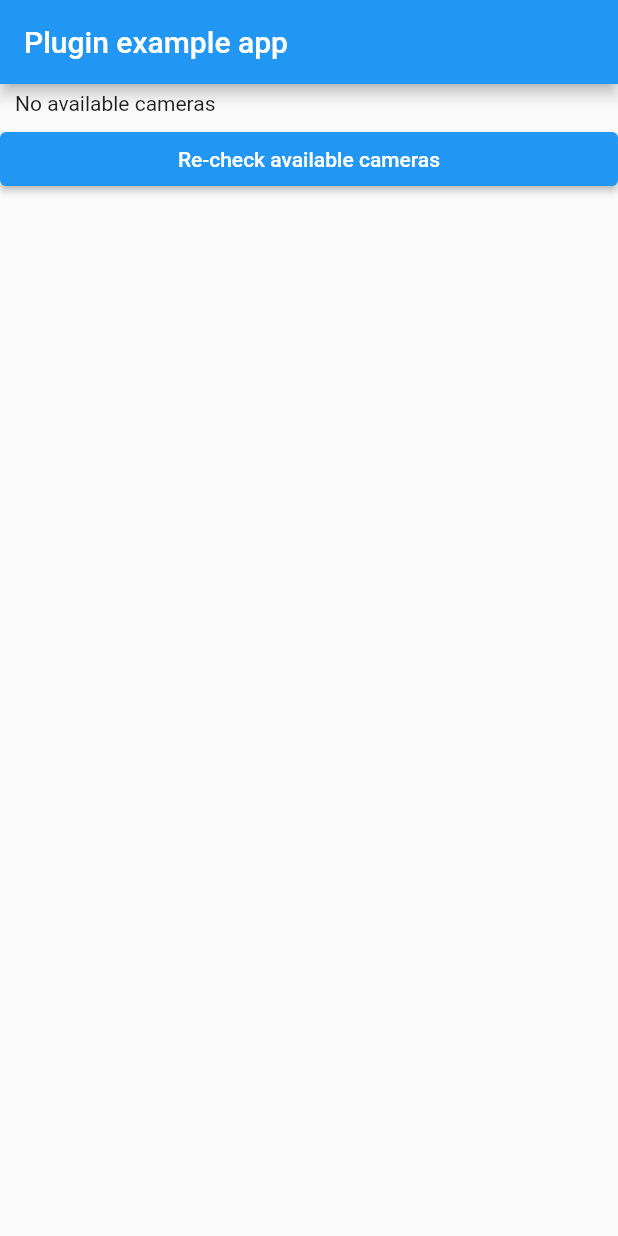
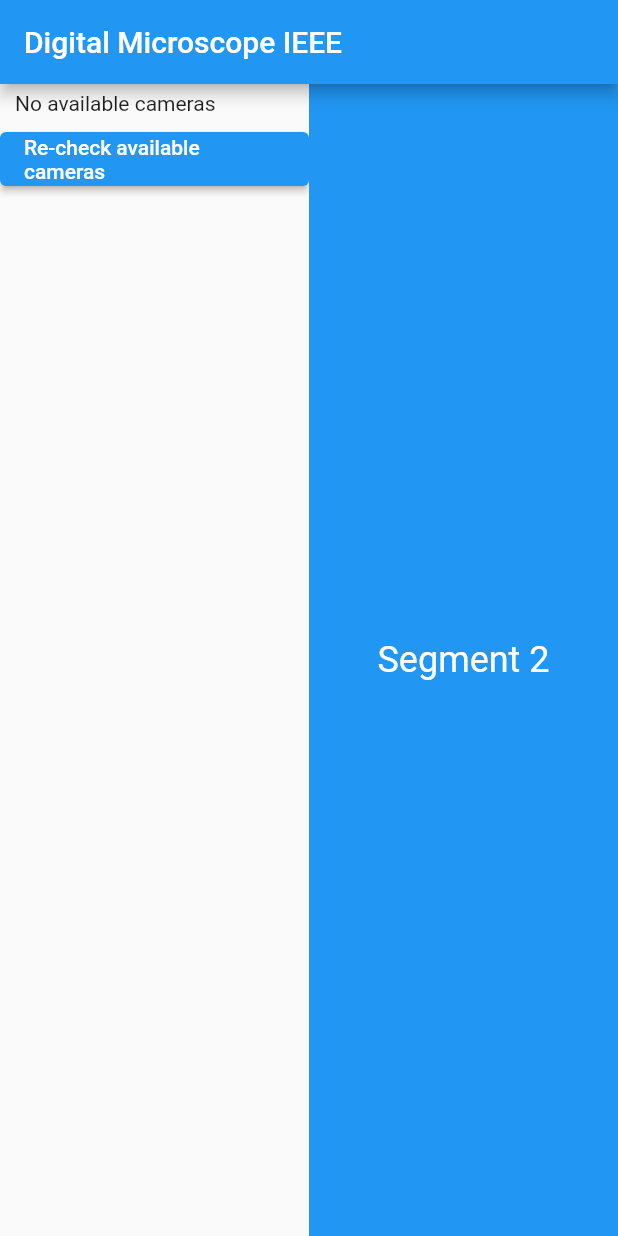
Before and after one commit to JohnLkt/DigiMicFlutterApp, a Flutter app: the screen it shows after launch, on a phone screen of 412 x 824 dp. Run offline on Flutter 3.47's test engine with Material 2 defaults, Android fonts, the light colour scheme and no system bars; missing offline and left inert: camera_platform_interface.

Commit message:
feat:split camera and control panel

```diff
--- a/lib/camera.dart
+++ b/lib/camera.dart
@@ -4,8 +4,6 @@ import 'dart:async';
 import 'package:camera_platform_interface/camera_platform_interface.dart';
 import 'package:flutter/material.dart';
 import 'package:flutter/services.dart';
-
-import 'controls.dart';
 
 class CameraWindow extends StatefulWidget {
   const CameraWindow({super.key});
@@ -327,13 +325,7 @@ class _CameraWindowState extends State<CameraWindow> {
       );
     }).toList();
 
-    return MaterialApp(
-      scaffoldMessengerKey: _scaffoldMessengerKey,
-      home: Scaffold(
-        appBar: AppBar(
-          title: const Text('Plugin example app'),
-        ),
-        body: ListView(
+    return ListView(
           children: <Widget>[
             Padding(
               padding: const EdgeInsets.symmetric(
@@ -351,8 +343,11 @@ class _CameraWindowState extends State<CameraWindow> {
               Column(
                 crossAxisAlignment: CrossAxisAlignment.end,
                 children: <Widget>[
-                  Row(
-                    mainAxisAlignment: MainAxisAlignment.start,
+                  Align(
+                    alignment: Alignment.topCenter,
+                    child: Wrap(
+                      crossAxisAlignment: WrapCrossAlignment.start,
+                      spacing: 25.00,
                       children: <Widget>[
                         DropdownButton<ResolutionPreset>(
                           value: _resolutionPreset,
@@ -363,13 +358,28 @@ class _CameraWindowState extends State<CameraWindow> {
                           },
                           items: resolutionItems,
                         ),
-                      const SizedBox(width: 20),
+                        SizedBox(
+                          width: 100,
+                          height: 48,
+                          child: Row(
+                            children: [
                               const Text('Audio:'),
                               Switch(
                                 value: _recordAudio,
                                 onChanged: (bool state) => _onAudioChange(state),
                               ),
-                      const SizedBox(width: 20),
+                            ],
+                          ),
+                        )
+                      ],
+                    ),
+                  ),
+                  Align(
+                    alignment: Alignment.topCenter,
+                    child: Wrap(
+                      crossAxisAlignment: WrapCrossAlignment.start,
+                      spacing: 5.00,
+                      children: <Widget>[
                         ElevatedButton(
                           onPressed: _initialized
                               ? _disposeCurrentCamera
@@ -377,19 +387,16 @@ class _CameraWindowState extends State<CameraWindow> {
                           child: Text(
                               _initialized ? 'Dispose camera' : 'Create camera'),
                         ),
-                      const SizedBox(width: 5),
                         ElevatedButton(
                           onPressed: _initialized ? _takePicture : null,
                           child: const Text('Take picture'),
                         ),
-                      const SizedBox(width: 5),
                         ElevatedButton(
                           onPressed: _initialized ? _togglePreview : null,
                           child: Text(
                             _previewPaused ? 'Resume preview' : 'Pause preview',
                           ),
                         ),
-                      const SizedBox(width: 5),
                         ElevatedButton(
                           onPressed: _initialized ? _toggleRecord : null,
                           child: Text(
@@ -398,7 +405,6 @@ class _CameraWindowState extends State<CameraWindow> {
                                 : 'Record Video',
                           ),
                         ),
-                      const SizedBox(width: 5),
                         ElevatedButton(
                           onPressed:
                               (_initialized && !_recording && !_recordingTimed)
@@ -409,7 +415,6 @@ class _CameraWindowState extends State<CameraWindow> {
                           ),
                         ),
                         if (_cameras.length > 1) ...<Widget>[
-                        const SizedBox(width: 5),
                           ElevatedButton(
                             onPressed: _switchCamera,
                             child: const Text(
@@ -419,140 +424,141 @@ class _CameraWindowState extends State<CameraWindow> {
                         ]
                       ],
                     ),
-                  Column(
-                    children: <Widget>[
-                      Row(
-                        mainAxisAlignment: MainAxisAlignment.end,
-                        children: <Widget>[
-                          Container(
-                            margin: const EdgeInsets.symmetric(horizontal: 10),
-                            child: IconButton(
-                              icon: const Icon(Icons.arrow_left),
-                              onPressed: _takePicture,
                   ),
-                          ),
-                          Expanded(
-                            child: Container(
-                              margin:
-                                  const EdgeInsets.symmetric(horizontal: 10),
-                              child: TextField(
-                                decoration: InputDecoration(
-                                  border: OutlineInputBorder(),
-                                  labelText: 'Y axis',
-                                ),
-                              ),
-                            ),
-                          ),
-                          Container(
-                            margin: const EdgeInsets.symmetric(horizontal: 10),
-                            child: IconButton(
-                              icon: const Icon(Icons.arrow_right),
-                              onPressed: _takePicture,
-                            ),
-                          ),
-                        ],
-                      ),
-                      SizedBox(height: 10),
-                      Row(
-                        mainAxisAlignment: MainAxisAlignment
-                            .end, // Aligns content to the right
-                        children: <Widget>[
-                          Container(
-                            margin: const EdgeInsets.symmetric(horizontal: 10),
-                            child: IconButton(
-                              icon: const Icon(Icons.arrow_left),
-                              onPressed: _takePicture,
-                            ),
-                          ),
-                          Expanded(
-                            child: Container(
-                              margin:
-                                  const EdgeInsets.symmetric(horizontal: 10),
-                              child: TextField(
-                                decoration: InputDecoration(
-                                  border: OutlineInputBorder(),
-                                  labelText: 'X axis',
-                                ),
-                              ),
-                            ),
-                          ),
-                          Container(
-                            margin: const EdgeInsets.symmetric(horizontal: 10),
-                            child: IconButton(
-                              icon: const Icon(Icons.arrow_right),
-                              onPressed: _takePicture,
-                            ),
-                          ),
-                        ],
-                      ),
-                      SizedBox(height: 10),
-                      Row(
-                        mainAxisAlignment: MainAxisAlignment
-                            .end, // Aligns content to the right
-                        children: <Widget>[
-                          Container(
-                            margin: const EdgeInsets.symmetric(horizontal: 10),
-                            child: IconButton(
-                              icon: const Icon(Icons.arrow_left),
-                              onPressed: _takePicture,
-                            ),
-                          ),
-                          Expanded(
-                            child: Container(
-                              margin:
-                                  const EdgeInsets.symmetric(horizontal: 10),
-                              child: TextField(
-                                decoration: InputDecoration(
-                                  border: OutlineInputBorder(),
-                                  labelText: 'Z axis',
-                                ),
-                              ),
-                            ),
-                          ),
-                          Container(
-                            margin: const EdgeInsets.symmetric(horizontal: 10),
-                            child: IconButton(
-                              icon: const Icon(Icons.arrow_right),
-                              onPressed: _takePicture,
-                            ),
-                          ),
-                        ],
-                      ),
-                      SizedBox(height: 10),
-                      Row(
-                        mainAxisAlignment: MainAxisAlignment
-                            .end, // Aligns content to the right
-                        children: <Widget>[
-                          Container(
-                            margin: const EdgeInsets.symmetric(horizontal: 10),
-                            child: IconButton(
-                              icon: const Icon(Icons.arrow_left),
-                              onPressed: _takePicture,
-                            ),
-                          ),
-                          Expanded(
-                            child: Container(
-                              margin:
-                                  const EdgeInsets.symmetric(horizontal: 10),
-                              child: TextField(
-                                decoration: InputDecoration(
-                                  border: OutlineInputBorder(),
-                                  labelText: 'Brightness',
-                                ),
-                              ),
-                            ),
-                          ),
-                          Container(
-                            margin: const EdgeInsets.symmetric(horizontal: 10),
-                            child: IconButton(
-                              icon: const Icon(Icons.arrow_right),
-                              onPressed: _takePicture,
-                            ),
-                          ),
-                        ],
-                      ),
-                    ],
-                  ),
+// Column(
+//   children: <Widget>[
+//     Row(
+//       mainAxisAlignment: MainAxisAlignment.end,
+//       children: <Widget>[
+//         Container(
+//           margin: const EdgeInsets.symmetric(horizontal: 10),
+//           child: IconButton(
+//             icon: const Icon(Icons.arrow_left),
+//             onPressed: _takePicture,
+//           ),
+//         ),
+//         Expanded(
+//           child: Container(
+//             margin:
+//                 const EdgeInsets.symmetric(horizontal: 10),
+//             child: TextField(
+//               decoration: InputDecoration(
+//                 border: OutlineInputBorder(),
+//                 labelText: 'Y axis',
+//               ),
+//             ),
+//           ),
+//         ),
+//         Container(
+//           margin: const EdgeInsets.symmetric(horizontal: 10),
+//           child: IconButton(
+//             icon: const Icon(Icons.arrow_right),
+//             onPressed: _takePicture,
+//           ),
+//         ),
+//       ],
+//     ),
+//     SizedBox(height: 10),
+//     Row(
+//       mainAxisAlignment: MainAxisAlignment
+//           .end, // Aligns content to the right
+//       children: <Widget>[
+//         Container(
+//           margin: const EdgeInsets.symmetric(horizontal: 10),
+//           child: IconButton(
+//             icon: const Icon(Icons.arrow_left),
+//             onPressed: _takePicture,
+//           ),
+//         ),
+//         Expanded(
+//           child: Container(
+//             margin:
+//                 const EdgeInsets.symmetric(horizontal: 10),
+//             child: TextField(
+//               decoration: InputDecoration(
+//                 border: OutlineInputBorder(),
+//                 labelText: 'X axis',
+//               ),
+//             ),
+//           ),
+//         ),
+//         Container(
+//           margin: const EdgeInsets.symmetric(horizontal: 10),
+//           child: IconButton(
+//             icon: const Icon(Icons.arrow_right),
+//             onPressed: _takePicture,
+//           ),
+//         ),
+//       ],
+//     ),
+//     SizedBox(height: 10),
+//     Row(
+//       mainAxisAlignment: MainAxisAlignment
+//           .end, // Aligns content to the right
+//       children: <Widget>[
+//         Container(
+//           margin: const EdgeInsets.symmetric(horizontal: 10),
+//           child: IconButton(
+//             icon: const Icon(Icons.arrow_left),
+//             onPressed: _takePicture,
+//           ),
+//         ),
+//         Expanded(
+//           child: Container(
+//             margin:
+//                 const EdgeInsets.symmetric(horizontal: 10),
+//             child: TextField(
+//               decoration: InputDecoration(
+//                 border: OutlineInputBorder(),
+//                 labelText: 'Z axis',
+//               ),
+//             ),
+//           ),
+//         ),
+//         Container(
+//           margin: const EdgeInsets.symmetric(horizontal: 10),
+//           child: IconButton(
+//             icon: const Icon(Icons.arrow_right),
+//             onPressed: _takePicture,
+//           ),
+//         ),
+//       ],
+//     ),
+//     SizedBox(height: 10),
+//     Row(
+//       mainAxisAlignment: MainAxisAlignment
+//           .end, // Aligns content to the right
+//       children: <Widget>[
+//         Container(
+//           margin: const EdgeInsets.symmetric(horizontal: 10),
+//           child: IconButton(
+//             icon: const Icon(Icons.arrow_left),
+//             onPressed: _takePicture,
+//           ),
+//         ),
+//         Expanded(
+//           child: Container(
+//             margin:
+//                 const EdgeInsets.symmetric(horizontal: 10),
+//             child: TextField(
+//               decoration: InputDecoration(
+//                 border: OutlineInputBorder(),
+//                 labelText: 'Brightness',
+//               ),
+//             ),
+//           ),
+//         ),
+//         Container(
+//           margin: const EdgeInsets.symmetric(horizontal: 10),
+//           child: IconButton(
+//             icon: const Icon(Icons.arrow_right),
+//             onPressed: _takePicture,
+//           ),
+//         ),
+//       ],
+//     ),
+//   ],
+// ),
                   if (_initialized && _cameraId > 0 && _previewSize != null)
                     Row(
                       children: [
@@ -580,8 +586,6 @@ class _CameraWindowState extends State<CameraWindow> {
                 ],
               ),
           ],
-        ),
-      ),
         );
   }
 }
--- a/lib/controls.dart
+++ b/lib/controls.dart
@@ -9,21 +9,12 @@ class ControlPanel extends StatelessWidget {
 
   @override
   Widget build(BuildContext context) {
-    return Scaffold(
-      body: SafeArea(
-
-        child: Container(
-          padding: EdgeInsets.all(20.0),
-          alignment: Alignment.bottomCenter,
-          child: Column(
-           mainAxisAlignment: MainAxisAlignment.end,
-           children: <Widget>[
-            ElevatedButton(onPressed: (){}, child:
-            Text('Create Camera') )
-           ],
-          ),
-        ),
-      ),
+    return Column(
+      children: const [
+        // SizedBox(
+        //   width: 10.00,
+        // )
+      ],
     );
   }
 }
--- a/lib/main.dart
+++ b/lib/main.dart
@@ -1,7 +1,5 @@
-// Copyright 2013 The Flutter Authors. All rights reserved.
-// Use of this source code is governed by a BSD-style license that can be
-// found in the LICENSE file.
-
+import 'package:provider/provider.dart';
+import 'model.dart';
 import 'package:digimicapp/camera.dart';
 import 'package:digimicapp/controls.dart';
 import 'package:flutter/material.dart';
@@ -11,14 +9,21 @@ void main() {
 }
 
 /// Example app for Camera Windows plugin.
+
 class MyApp extends StatelessWidget {
   const MyApp({super.key});
 
+  // This widget is the root of your application.
   @override
   Widget build(BuildContext context) {
-    return const CameraWindow();
+    return ChangeNotifierProvider(create: (context) => ESPdataState(), child: MaterialApp(
+      title: 'Expenses App',
+      theme: ThemeData(
+        primarySwatch: Colors.blue,
+      ),
+      home: const HomePage(),
+    ));
   }
-
 }
 
 class HomePage extends StatelessWidget {
@@ -26,8 +31,29 @@ class HomePage extends StatelessWidget {
 
   @override
   Widget build(BuildContext context) {
-    return Row(
-      children: [CameraWindow(), ControlPanel()],
+    return Scaffold(
+      appBar: AppBar(
+        title: const Text('Digital Microscope IEEE'),
+      ),
+      body: Row(
+        children: [
+          const Expanded(
+            child: CameraWindow(),
+          ),
+          Expanded(
+            child: Container(
+              color: Colors.blue,
+              height: double.infinity,
+              child: const Center(
+                child: Text(
+                  'Segment 2',
+                  style: TextStyle(fontSize: 24, color: Colors.white),
+                ),
+              ),
+            ),
+          ),
+        ],
+      ),
     );
   }
 }
--- /dev/null
+++ b/lib/model.dart
@@ -0,0 +1,10 @@
+
+import 'package:flutter/material.dart';
+
+class ESPdataState extends ChangeNotifier{
+  int brightness = 0;
+  int xpos = 0;
+  int ypos = 0;
+  int zpos = 0;
+  bool doingTask = false;
+}
--- a/pubspec.yaml
+++ b/pubspec.yaml
@@ -32,6 +32,7 @@ dependencies:
     sdk: flutter
   camera: ^0.10.5+2
   camera_windows: ^0.2.1+7
+  provider: ^6.0.5
 
 
   # The following adds the Cupertino Icons font to your application.
```
Also changed, not shown: pubspec.lock. Lines whose indentation alone changed are shown as unchanged.
